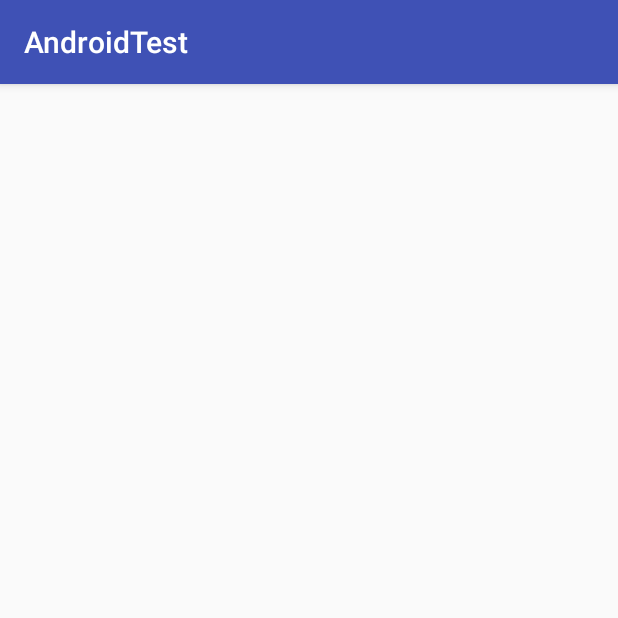
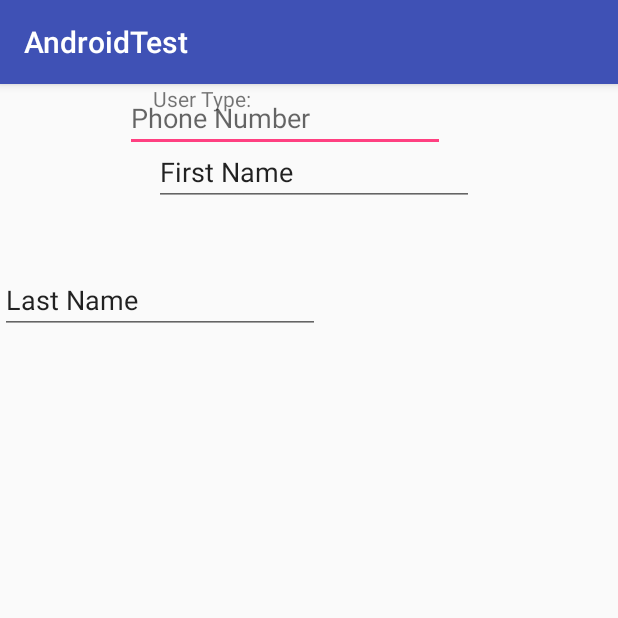
Before and after one commit to cman8564134/AndroidTest, an Android app: the SignUpActivity screen opened directly, with no data from a screen before it, on a phone screen of 412 x 824 dp, the top half of it. Run offline under Robolectric (Android 15) with nearby library versions, the phone set to English and light mode, and no system bars; our stand-ins replace data binding.

Commit message:
- Completed front end UI (View) - Completed business Logic (Modal) - ViewModal in progress

```diff
--- a/app/build.gradle
+++ b/app/build.gradle
@@ -1,4 +1,5 @@
 apply plugin: 'com.android.application'
+apply plugin: 'realm-android'
 
 android {
     compileSdkVersion 26
@@ -30,4 +31,5 @@ dependencies {
     testImplementation 'junit:junit:4.12'
     androidTestImplementation 'com.android.support.test:runner:1.0.1'
     androidTestImplementation 'com.android.support.test.espresso:espresso-core:3.0.1'
+
 }
--- a/app/src/main/AndroidManifest.xml
+++ b/app/src/main/AndroidManifest.xml
@@ -3,6 +3,7 @@
     package="com.example.user.androidtest">
 
     <application
+        android:name=".Realm.RealmInit"
         android:allowBackup="true"
         android:icon="@mipmap/ic_launcher"
         android:label="@string/app_name"
@@ -20,5 +21,4 @@
         <activity android:name=".Activity.LoginMainActivity">
         </activity>
     </application>
-
 </manifest>
--- a/app/src/main/java/com/example/user/androidtest/Activity/SignUpActivity.java
+++ b/app/src/main/java/com/example/user/androidtest/Activity/SignUpActivity.java
@@ -2,14 +2,41 @@ package com.example.user.androidtest.Activity;
 
 import android.support.v7.app.AppCompatActivity;
 import android.os.Bundle;
+import android.widget.ArrayAdapter;
+import android.widget.EditText;
+import android.widget.ProgressBar;
+import android.widget.Spinner;
 
 import com.example.user.androidtest.R;
 
+import java.util.ArrayList;
+
 public class SignUpActivity extends AppCompatActivity {
+
+    Spinner userType;
+    EditText firstName;
+    EditText lastName;
+    EditText phoneNumber;
 
     @Override
     protected void onCreate(Bundle savedInstanceState) {
         super.onCreate(savedInstanceState);
         setContentView(R.layout.activity_sign_up);
     }
+
+    private void initViews()
+    {
+        firstName=(EditText) findViewById(R.id.FirstNameText);
+        lastName = (EditText) findViewById(R.id.LastNameText);
+        phoneNumber=(EditText) findViewById(R.id.PhoneNumberText);
+        userType= (Spinner) findViewById(R.id.userTypeSpinner);
+
+        ArrayAdapter.createFromResource(this,
+                data, android.R.layout.simple_spinner_item);
+    }
+    public void updateSpinner(ArrayList data)
+    {
+        ArrayAdapter.createFromResource(this,
+                data, android.R.layout.simple_spinner_item);
+    }
 }
--- a/app/src/main/java/com/example/user/androidtest/Modal/Agent.java
+++ b/app/src/main/java/com/example/user/androidtest/Modal/Agent.java
@@ -5,7 +5,7 @@ package com.example.user.androidtest.Modal;
  */
 
 public class Agent extends Person {
-    public Agent(String id, String firstname, String lastname) {
-        super(id, firstname, lastname,"Agent");
+    public Agent(String id, String firstname, String lastname,String phoneno) {
+        super(id, firstname, lastname,"Agent",phoneno);
     }
 }
--- a/app/src/main/java/com/example/user/androidtest/Modal/Broker.java
+++ b/app/src/main/java/com/example/user/androidtest/Modal/Broker.java
@@ -5,7 +5,7 @@ package com.example.user.androidtest.Modal;
  */
 
 public class Broker extends Person {
-    public Broker(String id, String firstname, String lastname) {
-        super(id, firstname, lastname, "Broker");
+    public Broker(String id, String firstname, String lastname,String phoneno) {
+        super(id, firstname, lastname, "Broker",phoneno);
     }
 }
--- a/app/src/main/java/com/example/user/androidtest/Modal/Dealer.java
+++ b/app/src/main/java/com/example/user/androidtest/Modal/Dealer.java
@@ -7,8 +7,8 @@ package com.example.user.androidtest.Modal;
 public class Dealer extends Person {
 
 
-    public Dealer(String id, String firstname, String lastname,String type) {
-        super(id, firstname, lastname,"Dealer");
+    public Dealer(String id, String firstname, String lastname,String type,String phoneno) {
+        super(id, firstname, lastname,"Dealer",phoneno);
     }
 
 }
--- a/app/src/main/java/com/example/user/androidtest/Modal/Private.java
+++ b/app/src/main/java/com/example/user/androidtest/Modal/Private.java
@@ -8,8 +8,8 @@ public class Private extends Person {
 
 
 
-    public Private(String id, String firstname, String lastname) {
-        super(id, firstname, lastname,"Private");
+    public Private(String id, String firstname, String lastname, String phoneno) {
+        super(id, firstname, lastname,"Private",phoneno);
     }
 
 
--- a/app/src/main/res/layout/activity_sign_up.xml
+++ b/app/src/main/res/layout/activity_sign_up.xml
@@ -1,9 +1,69 @@
 <?xml version="1.0" encoding="utf-8"?>
-<android.support.constraint.ConstraintLayout xmlns:android="http://schemas.android.com/apk/res/android"
-    xmlns:app="http://schemas.android.com/apk/res-auto"
+<layout xmlns:tools="http://schemas.android.com/tools"
+    xmlns:android="http://schemas.android.com/apk/res/android"
+    xmlns:app="http://schemas.android.com/apk/res-auto">
+<android.support.constraint.ConstraintLayout
     xmlns:tools="http://schemas.android.com/tools"
     android:layout_width="match_parent"
     android:layout_height="match_parent"
     tools:context="com.example.user.androidtest.Activity.SignUpActivity">
 
+    <EditText
+        android:id="@+id/PhoneNumberText"
+        android:layout_width="wrap_content"
+        android:layout_height="wrap_content"
+        android:layout_marginEnd="8dp"
+        android:layout_marginStart="8dp"
+        android:ems="10"
+        android:hint="@string/phone_number"
+        android:inputType="phone"
+        app:layout_constraintEnd_toEndOf="parent"
+        app:layout_constraintHorizontal_bias="0.411"
+        app:layout_constraintStart_toStartOf="parent"
+        tools:layout_editor_absoluteY="279dp" />
+
+    <Spinner
+        android:id="@+id/userTypeSpinner"
+        android:layout_width="96dp"
+        android:layout_height="23dp"
+        android:layout_marginBottom="64dp"
+        android:layout_marginEnd="96dp"
+        android:layout_marginTop="8dp"
+        app:layout_constraintBottom_toTopOf="@+id/PhoneNumberText"
+        app:layout_constraintEnd_toEndOf="parent"
+        app:layout_constraintTop_toBottomOf="@+id/LastNameText"
+        app:layout_constraintVertical_bias="1.0" />
+
+    <TextView
+        android:id="@+id/textView"
+        android:layout_width="70dp"
+        android:layout_height="32dp"
+        android:layout_marginEnd="48dp"
+        android:text="@string/userType"
+        app:layout_constraintEnd_toStartOf="@+id/userTypeSpinner"
+        tools:layout_editor_absoluteY="192dp" />
+
+    <EditText
+        android:id="@+id/FirstNameText"
+        android:layout_width="wrap_content"
+        android:layout_height="wrap_content"
+        android:layout_marginEnd="96dp"
+        android:layout_marginTop="36dp"
+        android:ems="10"
+        android:inputType="textPersonName"
+        android:text="@string/FirstName"
+        app:layout_constraintEnd_toEndOf="parent"
+        app:layout_constraintTop_toTopOf="parent" />
+
+    <EditText
+        android:id="@+id/LastNameText"
+        android:layout_width="wrap_content"
+        android:layout_height="wrap_content"
+        android:layout_marginTop="40dp"
+        android:ems="10"
+        android:inputType="textPersonName"
+        android:text="@string/lastName"
+        app:layout_constraintTop_toBottomOf="@+id/FirstNameText"
+        tools:layout_editor_absoluteX="71dp" />
 </android.support.constraint.ConstraintLayout>
+</layout>
--- a/app/src/main/res/values/strings.xml
+++ b/app/src/main/res/values/strings.xml
@@ -1,3 +1,9 @@
 <resources>
     <string name="app_name">AndroidTest</string>
+    <string name="phone_number">Phone Number</string>
+    <string name="user_id">User ID</string>
+    <string name="password">Password</string>
+    <string name="userType">User Type:</string>
+    <string name="FirstName">First Name</string>
+    <string name="lastName">Last Name</string>
 </resources>
--- a/build.gradle
+++ b/build.gradle
@@ -8,7 +8,7 @@ buildscript {
     }
     dependencies {
         classpath 'com.android.tools.build:gradle:3.0.1'
-
+        classpath "io.realm:realm-gradle-plugin:4.3.3"
 
         // NOTE: Do not place your application dependencies here; they belong
         // in the individual module build.gradle files
```
Also changed, not shown: app/src/main/java/com/example/user/androidtest/Activity/LoginMainActivity.java (+21 -3 lines), app/src/main/java/com/example/user/androidtest/Modal/Account.java (added, +55 -0 lines), app/src/main/java/com/example/user/androidtest/Modal/Person.java (+12 -16 lines), app/src/main/java/com/example/user/androidtest/Realm/RealmInit.java (added, +18 -0 lines), app/src/main/java/com/example/user/androidtest/ViewModal/LoginViewModal.java (+67 -1 lines), app/src/main/res/layout/activity_home.xml (+53 -0 lines), app/src/main/res/layout/activity_login_main.xml (+8 -8 lines).
